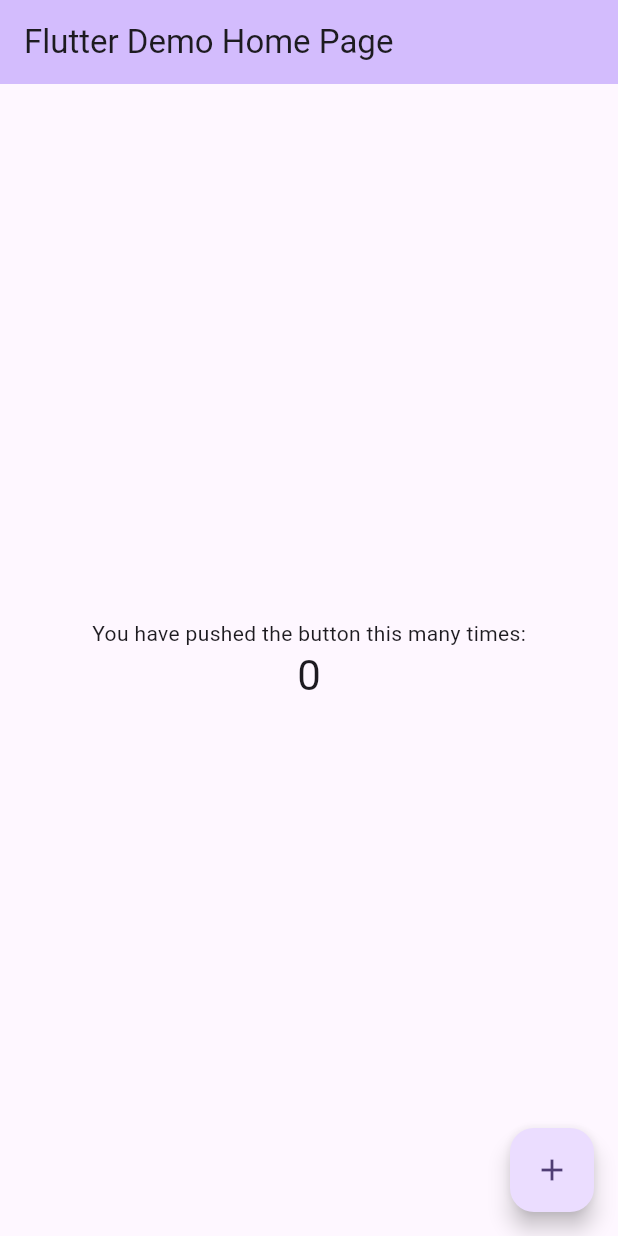
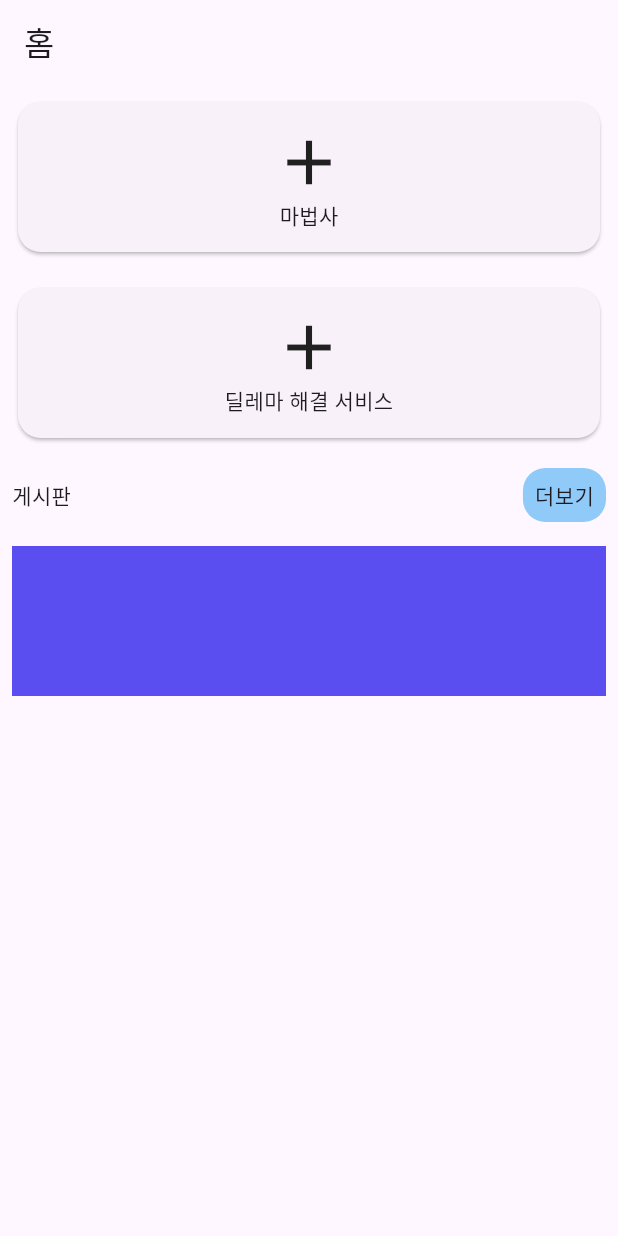
Before and after one commit to just-ham/front-end, a Flutter app: the screen it shows after launch, on a phone screen of 412 x 824 dp. Run offline on Flutter 3.47's test engine with Material 3 defaults, Android fonts, the phone set to English and light mode, and no system bars; our stand-ins replace go_router.

Commit message:
기본 개발 화면 세팅

```diff
--- /dev/null
+++ b/lib/config/routes/app_routes.dart
@@ -0,0 +1,35 @@
+import 'package:flutter/material.dart';
+import 'package:go_router/go_router.dart';
+import 'package:just_ham/features/community/community_screen.dart';
+import 'package:just_ham/features/dilemma/dilemma_screen.dart';
+import 'package:just_ham/features/home/home_screen.dart';
+import 'package:just_ham/features/magician/magician_screen.dart';
+
+final GlobalKey<NavigatorState> rootNavigatorKey =
+    GlobalKey<NavigatorState>(debugLabel: 'root');
+
+GoRouter appRouter = GoRouter(
+  routes: [
+    GoRoute(
+      path: '/',
+      builder: (context, state) {
+        return const HomeScreen();
+      },
+    ),
+    GoRoute(
+        path: '/dilemma',
+        builder: (context, state) {
+          return const DilemmaScreen();
+        }),
+    GoRoute(
+        path: '/magician',
+        builder: (context, state) {
+          return const MagicianScreen();
+        }),
+    GoRoute(
+        path: '/community',
+        builder: (context, state) {
+          return const CommunityScreen();
+        }),
+  ],
+);
--- /dev/null
+++ b/lib/config/theme/app_theme.dart
@@ -0,0 +1,8 @@
+import 'package:flutter/material.dart';
+
+ThemeData theme() {
+  return ThemeData(
+    colorScheme: ColorScheme.fromSeed(seedColor: Colors.deepPurple),
+    useMaterial3: true,
+  );
+}
--- /dev/null
+++ b/lib/features/home/home_screen.dart
@@ -0,0 +1,135 @@
+import 'package:flutter/material.dart';
+import 'package:go_router/go_router.dart';
+
+class HomeScreen extends StatefulWidget {
+  const HomeScreen({super.key});
+
+  @override
+  State<HomeScreen> createState() => _HomeScreenState();
+}
+
+class _HomeScreenState extends State<HomeScreen> {
+  @override
+  Widget build(BuildContext context) {
+    return Scaffold(
+      appBar: AppBar(
+        title: const Text('홈'),
+      ),
+      body: Column(
+        children: [
+          Expanded(
+            child: SingleChildScrollView(
+              physics: AlwaysScrollableScrollPhysics(),
+              child: Column(
+                children: <Widget>[
+                  Padding(
+                    padding: EdgeInsets.all(8.0),
+                    child: Row(
+                      children: <Widget>[
+                        Expanded(
+                          child: Card(
+                              shape: RoundedRectangleBorder(
+                                borderRadius: BorderRadius.circular(15.0),
+                              ),
+                              child: SizedBox(
+                                  height: 100,
+                                  child: Material(
+                                      //color: Colors.red.shade200,
+                                      color: Colors.transparent,
+                                      child: InkWell(
+                                        onTap: () {
+                                          context.push('/magician');
+                                        },
+                                        child: Column(
+                                          mainAxisAlignment:
+                                              MainAxisAlignment.center,
+                                          children: <Widget>[
+                                            Icon(Icons.add, size: 50),
+                                            Text("마법사"),
+                                          ],
+                                        ),
+                                      )))),
+                        ),
+                      ],
+                    ),
+                  ),
+                  Padding(
+                    padding: EdgeInsets.all(8.0),
+                    child: Row(
+                      children: <Widget>[
+                        Expanded(
+                          child: Card(
+                              shape: RoundedRectangleBorder(
+                                borderRadius: BorderRadius.circular(15.0),
+                              ),
+                              child: SizedBox(
+                                  height: 100,
+                                  child: Material(
+                                      //color: Colors.orange.shade200,
+                                      color: Colors.transparent,
+                                      child: InkWell(
+                                        onTap: () {
+                                          context.push('/dilemma');
+                                        },
+                                        child: Column(
+                                          mainAxisAlignment:
+                                              MainAxisAlignment.center,
+                                          children: <Widget>[
+                                            Icon(Icons.add, size: 50),
+                                            Text("딜레마 해결 서비스"),
+                                          ],
+                                        ),
+                                      )))),
+                        ),
+                      ],
+                    ),
+                  ),
+                  Padding(
+                    padding: EdgeInsets.all(8.0),
+                    child: Row(
+                      children: <Widget>[
+                        Text("게시판"),
+                        Spacer(),
+                        Material(
+                            child: InkWell(
+                                onTap: () {
+                                  context.push('/community');
+                                },
+                                child: Container(
+                                    decoration: BoxDecoration(
+                                      borderRadius: BorderRadius.circular(15.0),
+                                      color: Colors.blue.shade200,
+                                    ),
+                                    child: Padding(
+                                      padding: const EdgeInsets.all(8.0),
+                                      child: Text("더보기"),
+                                    )))),
+                      ],
+                    ),
+                  ),
+                  Column(
+                    children: <Widget>[
+                      Padding(
+                        padding: const EdgeInsets.all(8.0),
+                        child: Row(
+                          children: <Widget>[
+                            Expanded(
+                              child: Container(
+                                height: 100,
+                                color: Color.fromARGB(190, 35, 20, 235),
+                              ),
+                            ),
+                          ],
+                        ),
+                      ),
+                    ],
+                  ),
+                ],
+              ),
+            ),
+          ),
+        ],
+      ),
+    );
+  }
+}
--- a/lib/main.dart
+++ b/lib/main.dart
@@ -1,6 +1,11 @@
 import 'package:flutter/material.dart';
+import 'package:just_ham/config/routes/app_routes.dart';
+import 'package:just_ham/config/theme/app_theme.dart';
 
-void main() {
+Future<void> main() async {
+  //TODO: 스플래시 스크린
+  //TODO: 앱 초기화
+
   runApp(const MyApp());
 }
 
@@ -10,116 +15,11 @@ class MyApp extends StatelessWidget {
   // This widget is the root of your application.
   @override
   Widget build(BuildContext context) {
-    return MaterialApp(
-      title: 'Flutter Demo',
-      theme: ThemeData(
-        // This is the theme of your application.
-        //
-        // TRY THIS: Try running your application with "flutter run". You'll see
-        // the application has a blue toolbar. Then, without quitting the app,
-        // try changing the seedColor in the colorScheme below to Colors.green
-        // and then invoke "hot reload" (save your changes or press the "hot
-        // reload" button in a Flutter-supported IDE, or press "r" if you used
-        // the command line to start the app).
-        //
-        // Notice that the counter didn't reset back to zero; the application
-        // state is not lost during the reload. To reset the state, use hot
-        // restart instead.
-        //
-        // This works for code too, not just values: Most code changes can be
-        // tested with just a hot reload.
-        colorScheme: ColorScheme.fromSeed(seedColor: Colors.deepPurple),
-        useMaterial3: true,
-      ),
-      home: const MyHomePage(title: 'Flutter Demo Home Page'),
+    return MaterialApp.router(
+      title: '주문서',
+      theme: theme(),
+      debugShowCheckedModeBanner: false,
+      routerConfig: appRouter,
     );
   }
 }
-
-class MyHomePage extends StatefulWidget {
-  const MyHomePage({super.key, required this.title});
-
-  // This widget is the home page of your application. It is stateful, meaning
-  // that it has a State object (defined below) that contains fields that affect
-  // how it looks.
-
-  // This class is the configuration for the state. It holds the values (in this
-  // case the title) provided by the parent (in this case the App widget) and
-  // used by the build method of the State. Fields in a Widget subclass are
-  // always marked "final".
-
-  final String title;
-
-  @override
-  State<MyHomePage> createState() => _MyHomePageState();
-}
-
-class _MyHomePageState extends State<MyHomePage> {
-  int _counter = 0;
-
-  void _incrementCounter() {
-    setState(() {
-      // This call to setState tells the Flutter framework that something has
-      // changed in this State, which causes it to rerun the build method below
-      // so that the display can reflect the updated values. If we changed
-      // _counter without calling setState(), then the build method would not be
-      // called again, and so nothing would appear to happen.
-      _counter++;
-    });
-  }
-
-  @override
-  Widget build(BuildContext context) {
-    // This method is rerun every time setState is called, for instance as done
-    // by the _incrementCounter method above.
-    //
-    // The Flutter framework has been optimized to make rerunning build methods
-    // fast, so that you can just rebuild anything that needs updating rather
-    // than having to individually change instances of widgets.
-    return Scaffold(
-      appBar: AppBar(
-        // TRY THIS: Try changing the color here to a specific color (to
-        // Colors.amber, perhaps?) and trigger a hot reload to see the AppBar
-        // change color while the other colors stay the same.
-        backgroundColor: Theme.of(context).colorScheme.inversePrimary,
-        // Here we take the value from the MyHomePage object that was created by
-        // the App.build method, and use it to set our appbar title.
-        title: Text(widget.title),
-      ),
-      body: Center(
-        // Center is a layout widget. It takes a single child and positions it
-        // in the middle of the parent.
-        child: Column(
-          // Column is also a layout widget. It takes a list of children and
-          // arranges them vertically. By default, it sizes itself to fit its
-          // children horizontally, and tries to be as tall as its parent.
-          //
-          // Column has various properties to control how it sizes itself and
-          // how it positions its children. Here we use mainAxisAlignment to
-          // center the children vertically; the main axis here is the vertical
-          // axis because Columns are vertical (the cross axis would be
-          // horizontal).
-          //
-          // TRY THIS: Invoke "debug painting" (choose the "Toggle Debug Paint"
-          // action in the IDE, or press "p" in the console), to see the
-          // wireframe for each widget.
-          mainAxisAlignment: MainAxisAlignment.center,
-          children: <Widget>[
-            const Text(
-              'You have pushed the button this many times:',
-            ),
-            Text(
-              '$_counter',
-              style: Theme.of(context).textTheme.headlineMedium,
-            ),
-          ],
-        ),
-      ),
-      floatingActionButton: FloatingActionButton(
-        onPressed: _incrementCounter,
-        tooltip: 'Increment',
-        child: const Icon(Icons.add),
-      ), // This trailing comma makes auto-formatting nicer for build methods.
-    );
-  }
-}
```
Also changed, not shown: lib/features/community/community_screen.dart (added, +22 -0 lines), lib/features/dilemma/dilemma_screen.dart (added, +22 -0 lines), lib/features/magician/magician_screen.dart (added, +22 -0 lines), assets/images/NJ_GetUp_2.jpeg (added), lib/core/logger.dart (added), lib/core/permission.dart (added), lib/shared/common_dialog.dart (added), lib/shared/loading_dialog.dart (added), 4 other files.
